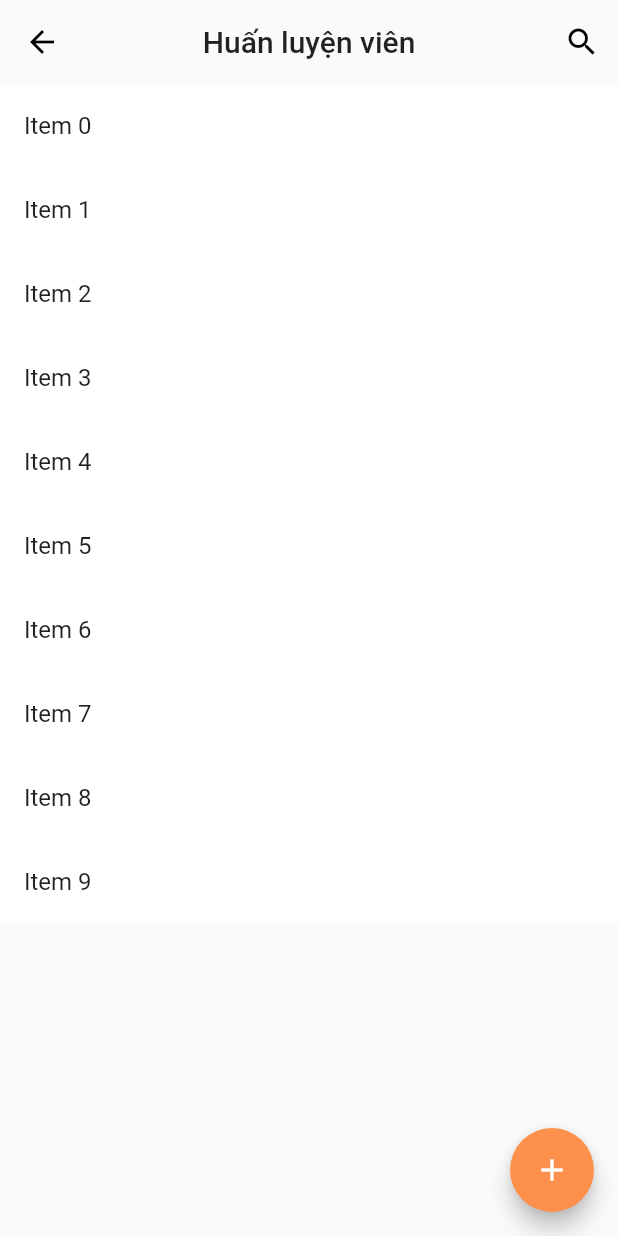
After one commit to FPT-FitMe/fitme-admin-app, a Flutter app: the CoachScreen screen opened by its route, on a phone screen of 412 x 824 dp. The commit adds this screen. Run offline on Flutter 3.47's test engine with Material 2 defaults, Android fonts, the phone set to English and light mode, and no system bars; drawn by our look-alikes of flutter_slidable; our stand-ins replace community_material_icon, dio, flutter_secure_storage, fluttertoast, form_field_validator; accounts and stored records are empty; Roboto replaces fonts that are missing (SF-Pro-Display).

Commit message:
Init routes for all items in dashboard

```diff
--- a/lib/constants/routes.dart
+++ b/lib/constants/routes.dart
@@ -1,4 +1,12 @@
 class AppRoutes {
   static const String login = '/login';
   static const String dashboard = '/dashboard';
+  static const String users = "/users";
+  static const String coaches = "/coaches";
+  static const String workouts = "/workouts";
+  static const String courses = "/courses";
+  static const String meals = "/meals";
+  static const String posts = "/posts";
+  static const String tags = "/tags";
+  static const String achievements = "/achievements";
 }
--- a/lib/models/dashboard_item.dart
+++ b/lib/models/dashboard_item.dart
@@ -3,6 +3,8 @@ import 'package:flutter/cupertino.dart';
 class DashboardItem {
   final String title;
   final IconData iconData;
+  final String route;
 
-  DashboardItem({required this.title, required this.iconData});
+  DashboardItem(
+      {required this.title, required this.iconData, required this.route});
 }
--- /dev/null
+++ b/lib/screens/CoachScreen/coach.dart
@@ -0,0 +1,54 @@
+import 'package:fitme_admin_app/constants/colors.dart';
+import 'package:flutter/material.dart';
+import 'package:flutter_slidable/flutter_slidable.dart';
+
+class CoachScreen extends StatelessWidget {
+  const CoachScreen({Key? key}) : super(key: key);
+
+  @override
+  Widget build(BuildContext context) {
+    final List<String> tags = List<String>.generate(10, (i) => 'Item $i');
+
+    return Scaffold(
+      appBar: AppBar(
+        title: Text("Huấn luyện viên"),
+        elevation: 0,
+        backgroundColor: Colors.transparent,
+        centerTitle: true,
+        actions: [
+          IconButton(
+            icon: Icon(Icons.search),
+            onPressed: () {},
+          ),
+        ],
+      ),
+      floatingActionButton: FloatingActionButton(
+        onPressed: () {},
+        child: Icon(
+          Icons.add,
+          color: Colors.white,
+        ),
+        backgroundColor: AppColors.primary,
+      ),
+      body: ListView.builder(
+        itemCount: tags.length,
+        itemBuilder: (context, index) => Slidable(
+          actionPane: SlidableDrawerActionPane(),
+          child: Container(
+            color: Colors.white,
+            child: ListTile(
+              title: Text(tags[index]),
+            ),
+          ),
+          secondaryActions: <Widget>[
+            IconSlideAction(
+              caption: 'Delete',
+              color: Colors.red,
+              icon: Icons.delete,
+            ),
+          ],
+        ),
+      ),
+    );
+  }
+}
--- a/lib/widgets/dashboard_card.dart
+++ b/lib/widgets/dashboard_card.dart
@@ -12,7 +12,9 @@ class DashboardCard extends StatelessWidget {
       child: Card(
         child: InkWell(
           splashColor: AppColors.primary,
-          onTap: () {},
+          onTap: () {
+            Navigator.pushNamed(context, item.route);
+          },
           child: SizedBox(
             width: 250,
             height: 200,
--- a/pubspec.yaml
+++ b/pubspec.yaml
@@ -33,6 +33,7 @@ dependencies:
   flutter_launcher_icons: ^0.9.0
   dio: ^4.0.0
   flutter_secure_storage: ^4.2.0
+  flutter_slidable: ^0.6.0
 
 dev_dependencies:
   flutter_test:
```
Also changed, not shown: lib/constants/dashboard_items.dart (+9 -0 lines), lib/routes/routes.dart (+16 -0 lines), lib/screens/AchievementScreen/achievement.dart (added, +54 -0 lines), lib/screens/CourseScreen/course.dart (added, +54 -0 lines), lib/screens/MealScreen/meal.dart (added, +54 -0 lines), lib/screens/PostScreen/post.dart (added, +54 -0 lines), lib/screens/TagScreen/tag.dart (added, +54 -0 lines), lib/screens/UserScreen/user.dart (added, +54 -0 lines), lib/screens/WorkoutScreen/workout.dart (added, +54 -0 lines), pubspec.lock.
